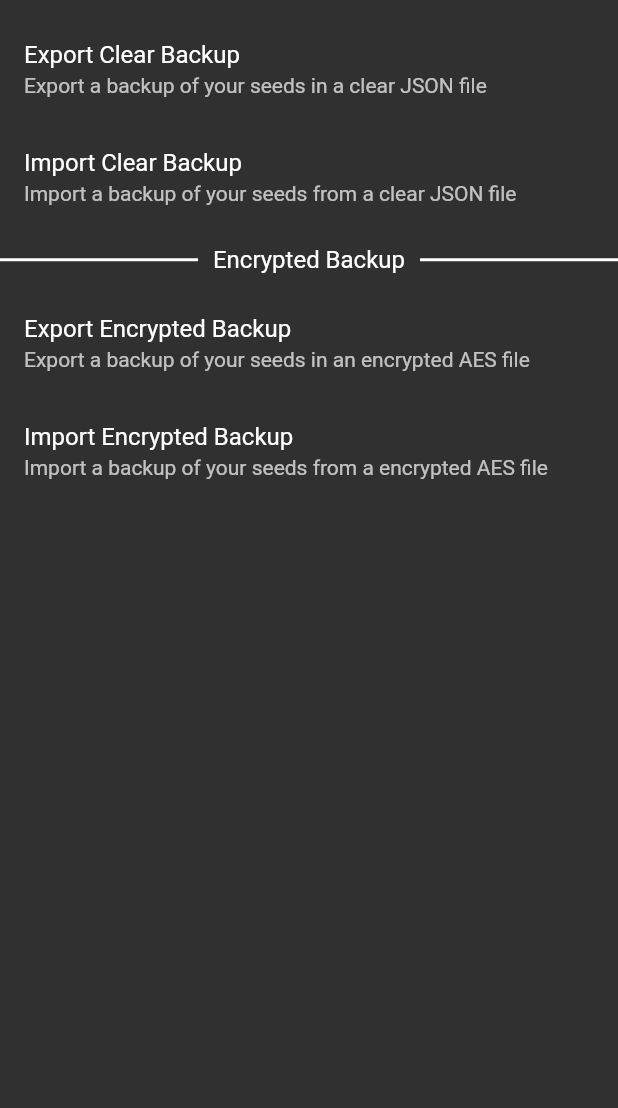
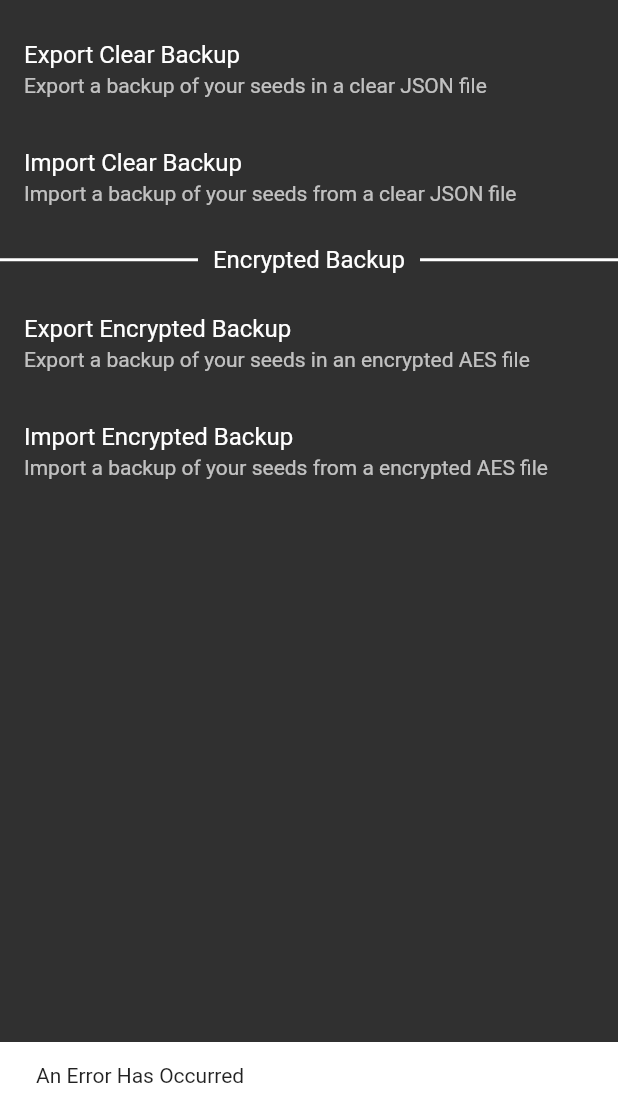
Before and after one commit to Hhanri/HanriOTP, a Flutter app: the BackupScreen screen opened by its route, after a tap on "Import Encrypted Backup", on a phone screen of 412 x 824 dp, the part 128-1236 px from its top. Run offline on Flutter 3.47's test engine with Material 2 defaults, Android fonts, the phone set to English and light mode, and no system bars; our stand-ins replace equatable, file_picker, flutter_riverpod, permission_handler, qr_flutter, shared_preferences; missing offline and left inert: aes_crypt_null_safe, base32, encrypt, otp; accounts and stored records are empty.

Commit message:
import encrypted file function, fixed add and edit seed alert dialog width

```diff
--- a/lib/models/backup_settings_model.dart
+++ b/lib/models/backup_settings_model.dart
@@ -1,9 +1,11 @@
 import 'dart:convert';
 import 'dart:io';
 import 'package:flutter_riverpod/flutter_riverpod.dart';
+import 'package:otp_generator/dialogs/decrypt_type_in_password_dialog.dart';
 import 'package:otp_generator/dialogs/encrypt_type_in_password_dialog.dart';
 import 'package:otp_generator/providers/providers.dart';
 import 'package:otp_generator/utils/file_utils.dart';
+import 'package:otp_generator/utils/snackbar_utils.dart';
 import 'package:permission_handler/permission_handler.dart';
 import 'package:flutter/material.dart';
 import 'package:otp_generator/resources/strings.dart';
@@ -45,7 +47,7 @@ class BackupSettingsModel {
     description: BackupSettingsModelStrings.importClearBackupDescription,
     function: (context, ref) {
       print("import backup");
-      importClearFile(context, ref, false);
+      importClearFile(context, ref);
     }
   );
 
@@ -53,7 +55,7 @@ class BackupSettingsModel {
     title: BackupSettingsModelStrings.importEncryptedBackupTitle,
     description: BackupSettingsModelStrings.importEncryptedBackupDescription,
     function: (context, ref) {
-
+      importEncryptedFile(context);
     }
   );
 
@@ -92,9 +94,7 @@ class BackupSettingsModel {
       print(saveFile.path);
       if (!await directory.exists()) {
         await directory.create(recursive: true);
-        ScaffoldMessenger.of(context).showSnackBar(SnackBar(content: Text("saved to ${directory.path}")));
-
-      }
+              }
       if (await directory.exists()) {
         SharedPreferences prefs = await SharedPreferences.getInstance();
         String content = jsonEncode(prefs.getStringList(SharedPreferencesStrings.savedSeeds));
@@ -108,7 +108,7 @@ class BackupSettingsModel {
     }
   }
 
-  static void importClearFile(BuildContext context, WidgetRef ref, bool isEncrypted) async{
+  static void importClearFile(BuildContext context, WidgetRef ref) async{
     FilePickerResult? result = await FilePicker.platform.pickFiles(type: FileType.custom, allowedExtensions: ["json"]);
     if (result != null) {
       File file = File(result.files.single.path!);
@@ -117,8 +117,18 @@ class BackupSettingsModel {
         ref.watch(seedsProvider.notifier).importJson(jsonDecode(file.readAsStringSync()), context);
       } catch(e) {
         print(e);
-        ScaffoldMessenger.of(context).showSnackBar(const SnackBar(content: Text("An error has occurred")));
+        SnackBarUtils.errorSnackBar(context);
       }
+    }
+  }
+
+  static void importEncryptedFile(BuildContext context) async {
+    FilePickerResult? result = await FilePicker.platform.pickFiles(type: FileType.any);
+    if (result != null && result.files.single.extension == "aes") {
+      File file = File(result.files.single.path!);
+      return DecryptTypeInPasswordDialog.showDecryptTypeInPasswordDialog(context: context, file: file);
+    } else {
+      SnackBarUtils.errorSnackBar(context);
     }
   }
 
--- a/lib/providers/seeds_notifier.dart
+++ b/lib/providers/seeds_notifier.dart
@@ -2,6 +2,7 @@ import 'dart:convert';
 import 'package:flutter/material.dart';
 import 'package:flutter_riverpod/flutter_riverpod.dart';
 import 'package:otp_generator/models/seed_model.dart';
+import 'package:otp_generator/utils/snackbar_utils.dart';
 
 class SeedsNotifier extends StateNotifier<List<SeedModel>> {
   SeedsNotifier() : super(_initialState);
@@ -30,7 +31,7 @@ class SeedsNotifier extends StateNotifier<List<SeedModel>> {
         SeedModel.saveSeeds(state);
       }
     } catch(e) {
-      ScaffoldMessenger.of(context).showSnackBar(const SnackBar(content: Text("An error has occurred")));
+      SnackBarUtils.errorSnackBar(context);
     }
   }
 
--- a/lib/resources/strings.dart
+++ b/lib/resources/strings.dart
@@ -40,6 +40,7 @@ class SystemStrings {
   static const String ok = "OK";
   static const String qrCode = "QR Code";
   static const String password = "Password";
+  static const String anErrorHasOccurred = "An Error Has Occurred";
 }
 
 class SettingsMenuModelString {
--- /dev/null
+++ b/lib/utils/snackbar_utils.dart
@@ -0,0 +1,8 @@
+import 'package:flutter/material.dart';
+import 'package:otp_generator/resources/strings.dart';
+
+class SnackBarUtils {
+  static ScaffoldFeatureController<SnackBar, SnackBarClosedReason> errorSnackBar(BuildContext context) {
+    return ScaffoldMessenger.of(context).showSnackBar(const SnackBar(content: Text(SystemStrings.anErrorHasOccurred)));
+  }
+}
```
Also changed, not shown: lib/dialogs/add_seed_dialog.dart (+6 -8 lines), lib/dialogs/decrypt_type_in_password_dialog.dart (added, +85 -0 lines), lib/dialogs/edit_seed_dialog.dart (+9 -9 lines), lib/utils/app_config.dart (added, +7 -0 lines).
